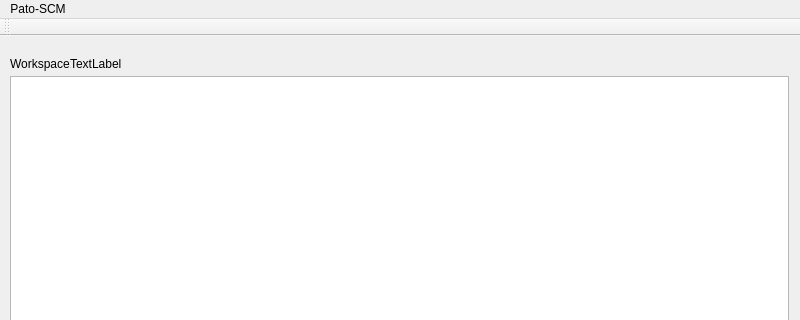
Old version of the form patoGUI/mainwindow.ui in the repository matherthal/pato-scm; both pictures show x 0 to 800 and y 0 to 320 of the 800 by 500 pixel window.
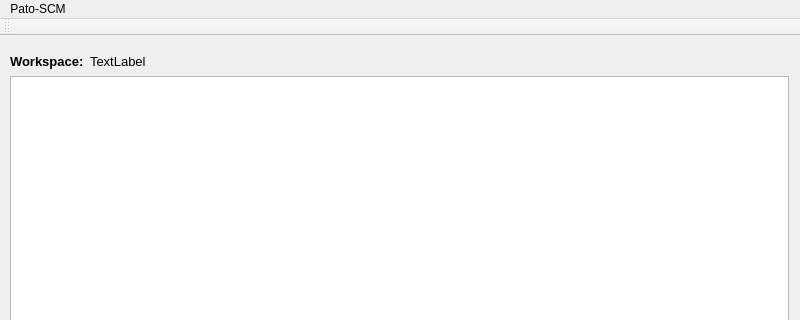
New version of the form. Icons and pictures are not drawn.

```diff
--- a/patoGUI/mainwindow.ui
+++ b/patoGUI/mainwindow.ui
@@ -34,11 +34,18 @@
     <property name="geometry">
      <rect>
       <x>10</x>
-      <y>20</y>
-      <width>61</width>
-      <height>16</height>
+      <y>15</y>
+      <width>81</width>
+      <height>21</height>
      </rect>
     </property>
+    <property name="font">
+     <font>
+      <pointsize>10</pointsize>
+      <weight>75</weight>
+      <bold>true</bold>
+     </font>
+    </property>
     <property name="text">
      <string>Workspace:</string>
     </property>
@@ -46,12 +53,18 @@
    <widget class="QLabel" name="labelWorkspacePath">
     <property name="geometry">
      <rect>
-      <x>70</x>
-      <y>20</y>
-      <width>711</width>
-      <height>16</height>
+      <x>90</x>
+      <y>10</y>
+      <width>691</width>
+      <height>31</height>
      </rect>
     </property>
+    <property name="font">
+     <font>
+      <pointsize>10</pointsize>
+      <italic>false</italic>
+     </font>
+    </property>
     <property name="text">
      <string>TextLabel</string>
     </property>
```
Left out of the diff: 45 changed lines with no effect on the pictures.
